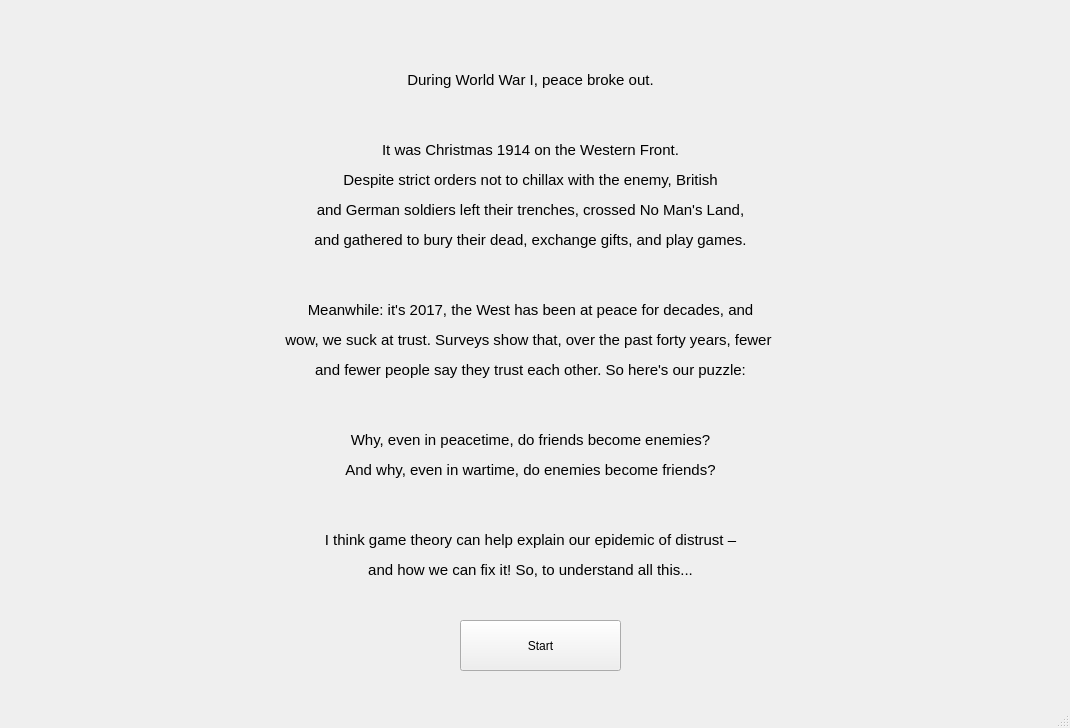
This is intro.ui in mqqqqj/C-Course-Design as Qt 5 draws it before an edit. The edited form follows.
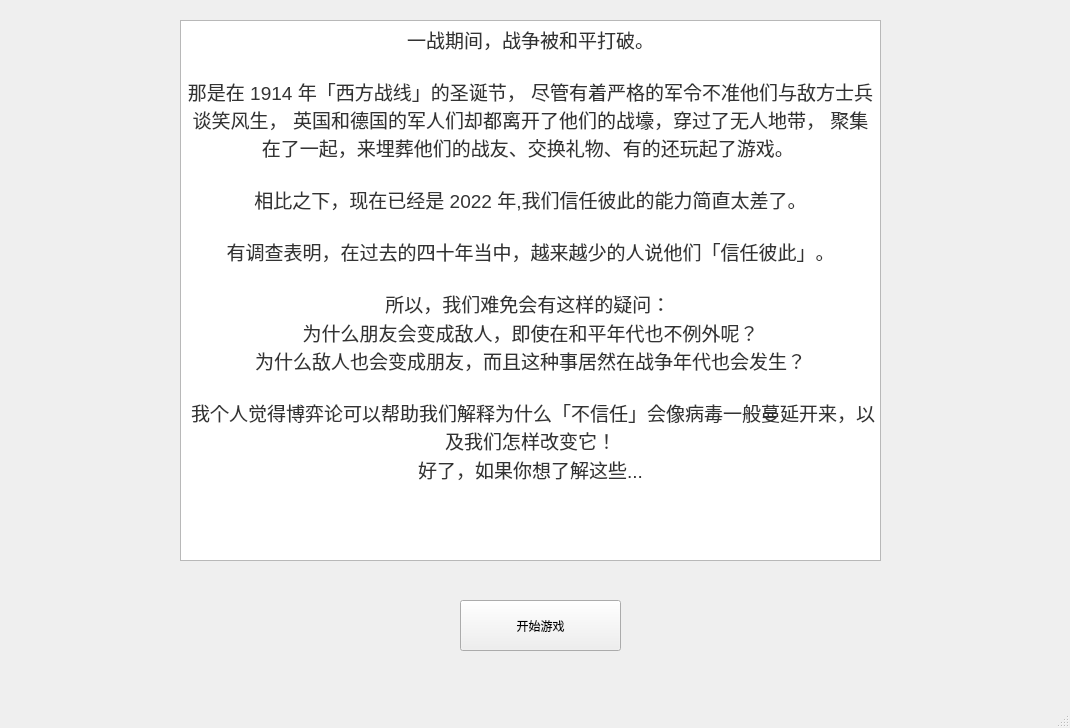
This is the edited form.

```diff
--- a/intro.ui
+++ b/intro.ui
@@ -14,30 +14,46 @@
    <string>intro</string>
   </property>
   <widget class="QWidget" name="centralwidget">
-   <widget class="QLabel" name="label">
-    <property name="geometry">
-     <rect>
-      <x>140</x>
-      <y>30</y>
-      <width>781</width>
-      <height>591</height>
-     </rect>
-    </property>
-    <property name="text">
-     <string>&lt;html&gt;&lt;head/&gt;&lt;body&gt;&lt;p align=&quot;center&quot;&gt;&lt;span style=&quot; font-size:11pt;&quot;&gt;During World War I, peace broke out.&lt;/span&gt;&lt;/p&gt;&lt;p align=&quot;center&quot;&gt;&lt;br/&gt;&lt;/p&gt;&lt;p align=&quot;center&quot;&gt;&lt;span style=&quot; font-size:11pt;&quot;&gt;It was Christmas 1914 on the Western Front.&lt;/span&gt;&lt;/p&gt;&lt;p align=&quot;center&quot;&gt;&lt;span style=&quot; font-size:11pt;&quot;&gt;Despite strict orders not to chillax with the enemy, British&lt;/span&gt;&lt;/p&gt;&lt;p align=&quot;center&quot;&gt;&lt;span style=&quot; font-size:11pt;&quot;&gt;and German soldiers left their trenches, crossed No Man's Land,&lt;/span&gt;&lt;/p&gt;&lt;p align=&quot;center&quot;&gt;&lt;span style=&quot; font-size:11pt;&quot;&gt;and gathered to bury their dead, exchange gifts, and play games.&lt;/span&gt;&lt;/p&gt;&lt;p align=&quot;center&quot;&gt;&lt;br/&gt;&lt;/p&gt;&lt;p align=&quot;center&quot;&gt;&lt;span style=&quot; font-size:11pt;&quot;&gt;Meanwhile: it's 2017, the West has been at peace for decades, and&lt;/span&gt;&lt;/p&gt;&lt;p align=&quot;center&quot;&gt;&lt;span style=&quot; font-size:11pt;&quot;&gt;wow, we suck at trust. Surveys show that, over the past forty years, fewer &lt;/span&gt;&lt;/p&gt;&lt;p align=&quot;center&quot;&gt;&lt;span style=&quot; font-size:11pt;&quot;&gt;and fewer people say they trust each other. So here's our puzzle:&lt;/span&gt;&lt;/p&gt;&lt;p align=&quot;center&quot;&gt;&lt;br/&gt;&lt;/p&gt;&lt;p align=&quot;center&quot;&gt;&lt;span style=&quot; font-size:11pt;&quot;&gt;Why, even in peacetime, do friends become enemies?&lt;/span&gt;&lt;/p&gt;&lt;p align=&quot;center&quot;&gt;&lt;span style=&quot; font-size:11pt;&quot;&gt;And why, even in wartime, do enemies become friends?&lt;/span&gt;&lt;/p&gt;&lt;p align=&quot;center&quot;&gt;&lt;br/&gt;&lt;/p&gt;&lt;p align=&quot;center&quot;&gt;&lt;span style=&quot; font-size:11pt;&quot;&gt;I think game theory can help explain our epidemic of distrust –&lt;/span&gt;&lt;/p&gt;&lt;p align=&quot;center&quot;&gt;&lt;span style=&quot; font-size:11pt;&quot;&gt;and how we can fix it! So, to understand all this...&lt;/span&gt;&lt;/p&gt;&lt;/body&gt;&lt;/html&gt;</string>
-    </property>
-   </widget>
    <widget class="QPushButton" name="pushButton">
     <property name="geometry">
      <rect>
       <x>460</x>
-      <y>620</y>
+      <y>600</y>
       <width>161</width>
       <height>51</height>
      </rect>
     </property>
     <property name="text">
-     <string>Start</string>
+     <string>开始游戏</string>
+    </property>
+   </widget>
+   <widget class="QTextBrowser" name="textBrowser">
+    <property name="geometry">
+     <rect>
+      <x>180</x>
+      <y>20</y>
+      <width>701</width>
+      <height>541</height>
+     </rect>
+    </property>
+    <property name="html">
+     <string>&lt;!DOCTYPE HTML PUBLIC &quot;-//W3C//DTD HTML 4.0//EN&quot; &quot;http://www.w3.org/TR/REC-html40/strict.dtd&quot;&gt;
+&lt;html&gt;&lt;head&gt;&lt;meta name=&quot;qrichtext&quot; content=&quot;1&quot; /&gt;&lt;style type=&quot;text/css&quot;&gt;
+p, li { white-space: pre-wrap; }
+&lt;/style&gt;&lt;/head&gt;&lt;body style=&quot; font-family:'SimSun'; font-size:9pt; font-weight:400; font-style:normal;&quot;&gt;
+&lt;p align=&quot;center&quot; style=&quot; margin-top:0px; margin-bottom:0px; margin-left:0px; margin-right:0px; -qt-block-indent:0; text-indent:0px;&quot;&gt;&lt;span style=&quot; font-family:'FuturaHandwritten'; font-size:14pt; color:#333333; background-color:#ffffff;&quot;&gt;一战期间，战争被和平打破。&lt;/span&gt;&lt;/p&gt;
+&lt;p align=&quot;center&quot; style=&quot; margin-top:0px; margin-bottom:0px; margin-left:0px; margin-right:0px; -qt-block-indent:0; text-indent:0px;&quot;&gt;&lt;span style=&quot; font-family:'FuturaHandwritten'; font-size:14pt; color:#333333; background-color:#ffffff;&quot;&gt; &lt;/span&gt;&lt;/p&gt;
+&lt;p align=&quot;center&quot; style=&quot; margin-top:0px; margin-bottom:0px; margin-left:0px; margin-right:0px; -qt-block-indent:0; text-indent:0px;&quot;&gt;&lt;span style=&quot; font-family:'FuturaHandwritten'; font-size:14pt; color:#333333; background-color:#ffffff;&quot;&gt;那是在 1914 年「西方战线」的圣诞节， 尽管有着严格的军令不准他们与敌方士兵谈笑风生， 英国和德国的军人们却都离开了他们的战壕，穿过了无人地带， 聚集在了一起，来埋葬他们的战友、交换礼物、有的还玩起了游戏。 &lt;/span&gt;&lt;/p&gt;
+&lt;p align=&quot;center&quot; style=&quot;-qt-paragraph-type:empty; margin-top:0px; margin-bottom:0px; margin-left:0px; margin-right:0px; -qt-block-indent:0; text-indent:0px; font-family:'FuturaHandwritten'; font-size:14pt; color:#333333;&quot;&gt;&lt;br /&gt;&lt;/p&gt;
+&lt;p align=&quot;center&quot; style=&quot; margin-top:0px; margin-bottom:0px; margin-left:0px; margin-right:0px; -qt-block-indent:0; text-indent:0px;&quot;&gt;&lt;span style=&quot; font-family:'FuturaHandwritten'; font-size:14pt; color:#333333; background-color:#ffffff;&quot;&gt;相比之下，现在已经是 2022 年,我们信任彼此的能力简直太差了。&lt;/span&gt;&lt;/p&gt;
+&lt;p align=&quot;center&quot; style=&quot;-qt-paragraph-type:empty; margin-top:0px; margin-bottom:0px; margin-left:0px; margin-right:0px; -qt-block-indent:0; text-indent:0px; font-family:'FuturaHandwritten'; font-size:14pt; color:#333333;&quot;&gt;&lt;br /&gt;&lt;/p&gt;
+&lt;p align=&quot;center&quot; style=&quot; margin-top:0px; margin-bottom:0px; margin-left:0px; margin-right:0px; -qt-block-indent:0; text-indent:0px;&quot;&gt;&lt;span style=&quot; font-family:'FuturaHandwritten'; font-size:14pt; color:#333333; background-color:#ffffff;&quot;&gt;有调查表明，在过去的四十年当中，越来越少的人说他们「信任彼此」。&lt;/span&gt;&lt;/p&gt;
+&lt;p align=&quot;center&quot; style=&quot;-qt-paragraph-type:empty; margin-top:0px; margin-bottom:0px; margin-left:0px; margin-right:0px; -qt-block-indent:0; text-indent:0px; font-family:'FuturaHandwritten'; font-size:14pt; color:#333333;&quot;&gt;&lt;br /&gt;&lt;/p&gt;
+&lt;p align=&quot;center&quot; style=&quot; margin-top:0px; margin-bottom:0px; margin-left:0px; margin-right:0px; -qt-block-indent:0; text-indent:0px;&quot;&gt;&lt;span style=&quot; font-family:'FuturaHandwritten'; font-size:14pt; color:#333333; background-color:#ffffff;&quot;&gt;所以，我们难免会有这样的疑问： &lt;/span&gt;&lt;/p&gt;
+&lt;p align=&quot;center&quot; style=&quot; margin-top:0px; margin-bottom:0px; margin-left:0px; margin-right:0px; -qt-block-indent:0; text-indent:0px;&quot;&gt;&lt;span style=&quot; font-family:'FuturaHandwritten'; font-size:14pt; color:#333333; background-color:#ffffff;&quot;&gt;为什么朋友会变成敌人，即使在和平年代也不例外呢？&lt;br /&gt;为什么敌人也会变成朋友，而且这种事居然在战争年代也会发生？&lt;/span&gt;&lt;/p&gt;
+&lt;p align=&quot;center&quot; style=&quot;-qt-paragraph-type:empty; margin-top:0px; margin-bottom:0px; margin-left:0px; margin-right:0px; -qt-block-indent:0; text-indent:0px; font-family:'FuturaHandwritten'; font-size:14pt; color:#333333;&quot;&gt;&lt;br /&gt;&lt;/p&gt;
+&lt;p align=&quot;center&quot; style=&quot; margin-top:0px; margin-bottom:0px; margin-left:0px; margin-right:0px; -qt-block-indent:0; text-indent:0px;&quot;&gt;&lt;span style=&quot; font-family:'FuturaHandwritten'; font-size:14pt; color:#333333; background-color:#ffffff;&quot;&gt; 我个人觉得博弈论可以帮助我们解释为什么「不信任」会像病毒一般蔓延开来，以及我们怎样改变它！&lt;/span&gt;&lt;/p&gt;
+&lt;p align=&quot;center&quot; style=&quot; margin-top:0px; margin-bottom:0px; margin-left:0px; margin-right:0px; -qt-block-indent:0; text-indent:0px;&quot;&gt;&lt;span style=&quot; font-family:'FuturaHandwritten'; font-size:14pt; color:#333333; background-color:#ffffff;&quot;&gt;好了，如果你想了解这些...&lt;/span&gt;&lt;/p&gt;&lt;/body&gt;&lt;/html&gt;</string>
     </property>
    </widget>
   </widget>
```
